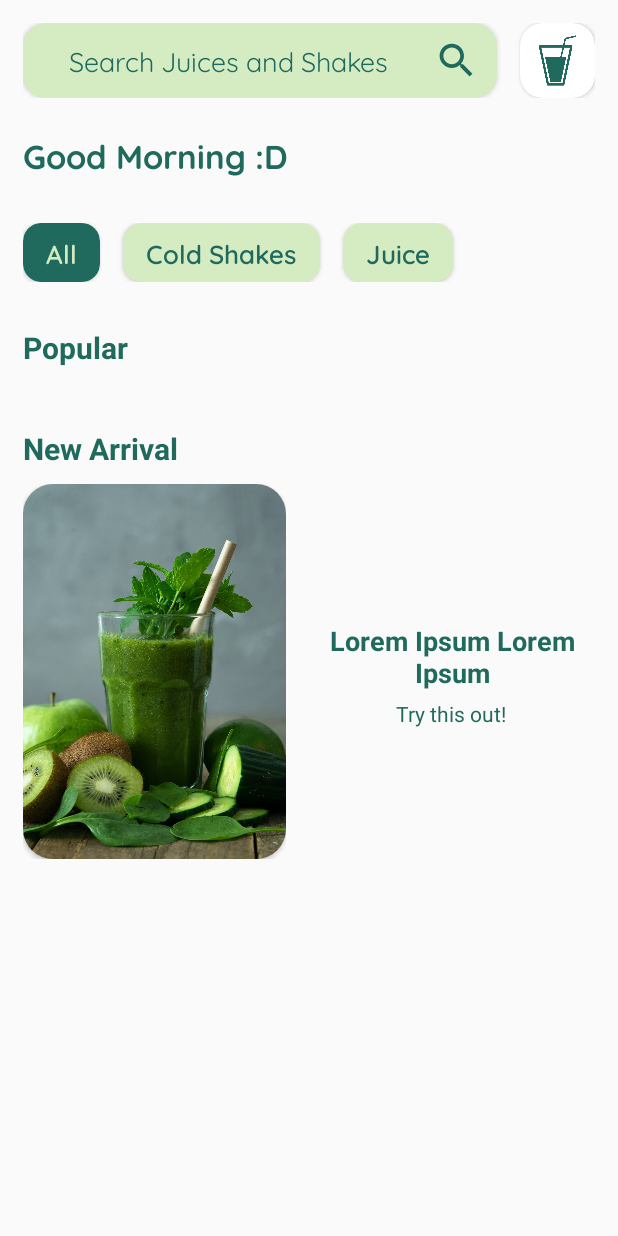
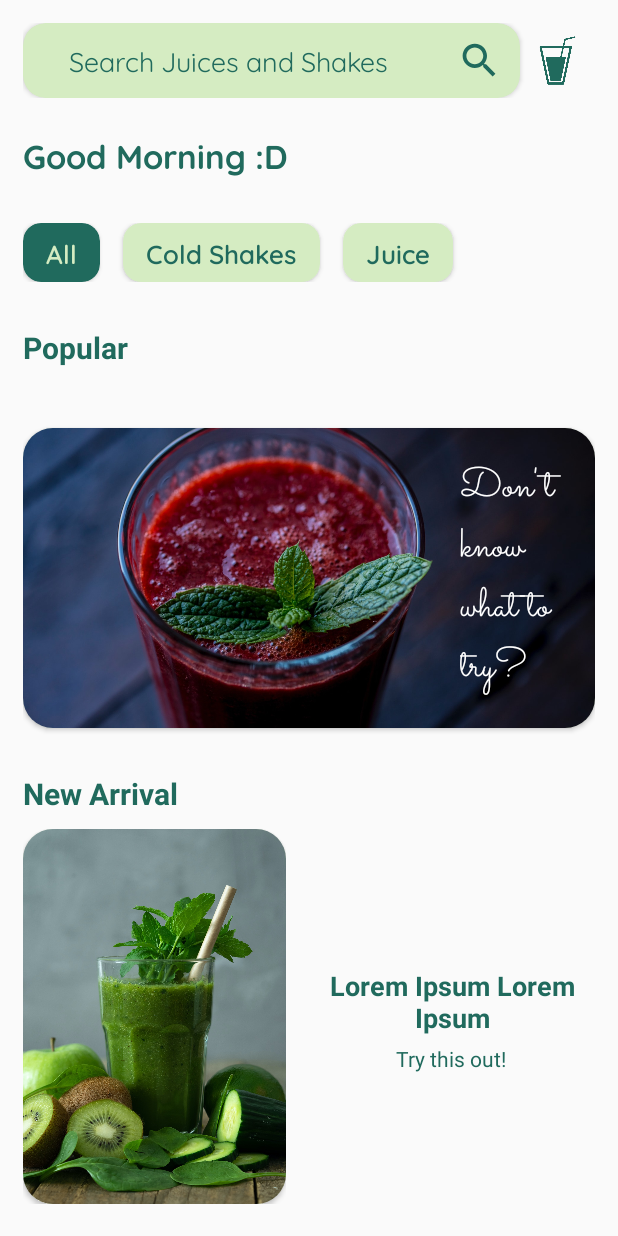
Before and after one commit to manishpandeyvp/lemon-squeeze, an Android app: the screen it shows after launch (MainActivity), on a phone screen of 412 x 824 dp. Run offline under Robolectric (Android 15) with nearby library versions, the light colour scheme and no system bars; our stand-ins replace Firebase (no records; nobody signed in at launch, a user with empty details on screens opened directly).

Commit message:
Fourteenth Commit

```diff
--- a/app/src/main/java/com/example/lassi/activities/MainActivity.kt
+++ b/app/src/main/java/com/example/lassi/activities/MainActivity.kt
@@ -29,11 +29,13 @@
         val typeFaceRegular : Typeface = Typeface.createFromAsset(assets, "Quicksand-Regular.ttf")
         val typeFaceBold : Typeface = Typeface.createFromAsset(assets, "Quicksand-Bold.ttf")
         val typeFaceSemiBold : Typeface = Typeface.createFromAsset(assets, "Quicksand-SemiBold.ttf")
+        val typeFaceSacramento : Typeface = Typeface.createFromAsset(assets, "Sacramento-Regular.ttf")
         et_search.typeface = typeFaceRegular
         tv_all.typeface = typeFaceSemiBold
         tv_cold_shakes.typeface = typeFaceSemiBold
         tv_juices.typeface = typeFaceSemiBold
         tv_wishes.typeface = typeFaceBold
+        tv_try_new.typeface = typeFaceSacramento
 
         displayWishes()
         getJuiceAndShakesList()
--- a/app/src/main/res/layout/activity_main.xml
+++ b/app/src/main/res/layout/activity_main.xml
@@ -63,26 +63,15 @@
                 </LinearLayout>
             </androidx.cardview.widget.CardView>
 
-            <androidx.cardview.widget.CardView
-                android:id="@+id/iv_menu"
+            <ImageView
                 android:layout_width="50dp"
                 android:layout_height="50dp"
-                app:cardCornerRadius="15dp"
-                android:layout_marginStart="15dp"
-                tools:layout_editor_absoluteX="30dp">
-
-                <ImageView
-                    android:layout_width="35dp"
-                    android:layout_height="35dp"
-                    android:contentDescription="@string/menu"
-                    android:layout_gravity="center"
-                    android:src="@drawable/menu"/>
-
-            </androidx.cardview.widget.CardView>
+                android:padding="8dp"
+                android:contentDescription="@string/menu"
+                android:layout_gravity="center"
+                android:src="@drawable/menu"/>
 
         </LinearLayout>
-
-
 
         <TextView
             android:id="@+id/tv_wishes"
@@ -189,6 +178,38 @@
 
         </LinearLayout>
 
+
+        <androidx.cardview.widget.CardView
+            android:layout_width="match_parent"
+            android:layout_height="200dp"
+            app:cardCornerRadius="20dp"
+            android:layout_marginTop="30dp"
+            android:background="@color/light_green"
+            app:cardBackgroundColor="@color/light_green"
+            tools:layout_editor_absoluteX="30dp">
+
+            <ImageView
+                android:id="@+id/iv_try_new"
+                android:layout_width="match_parent"
+                android:layout_height="match_parent"
+                android:src="@drawable/img3"
+                android:contentDescription="@string/new_arrival"
+                android:scaleType="centerCrop"
+                android:background="@drawable/image_container"
+                android:outlineProvider="background"/>
+
+            <TextView
+                android:id="@+id/tv_try_new"
+                android:layout_width="80dp"
+                android:layout_height="wrap_content"
+                android:text="Don't know what to try?"
+                android:textSize="27dp"
+                android:layout_marginEnd="10dp"
+                android:layout_gravity="end|center_vertical"
+                android:textColor="@android:color/white"/>
+
+        </androidx.cardview.widget.CardView>
+
         <TextView
             android:id="@+id/tv_new_arrival"
             android:layout_width="wrap_content"
```
Also changed, not shown: app/src/main/res/drawable/img3.jpg (added).
